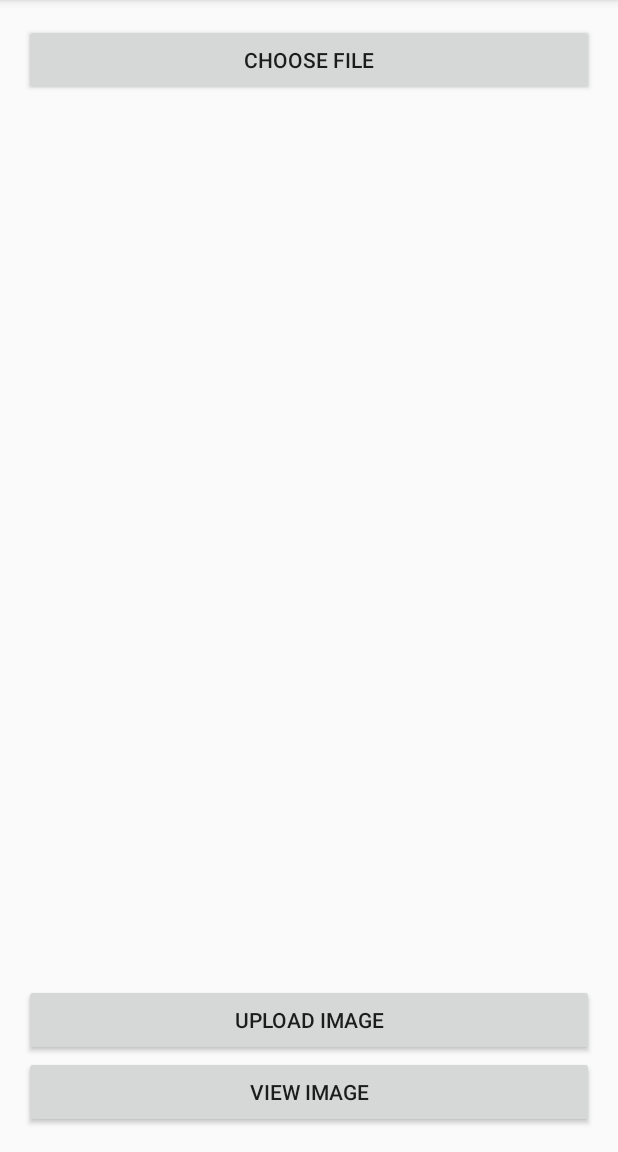
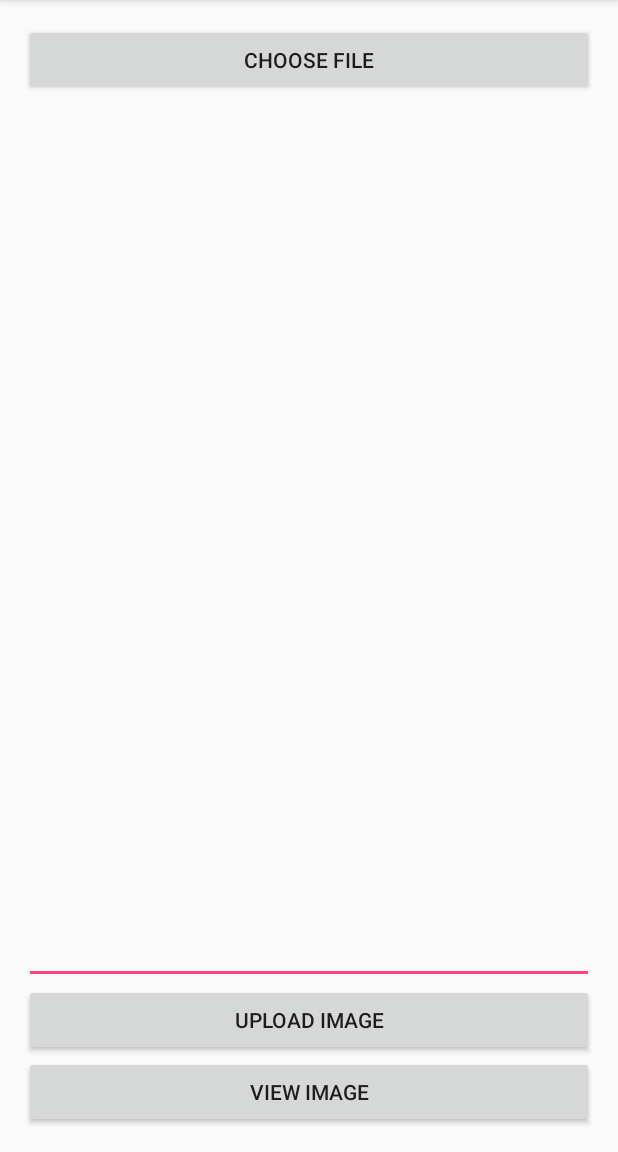
Before and after one commit to alsolanes/HCI_Android, an Android app: the screen it shows after launch (MainActivity), after a tap on "UPLOAD IMAGE", on a phone screen of 412 x 824 dp, the part 84-1236 px from its top. Run offline under Robolectric (Android 15) with nearby library versions, the phone set to English and light mode, and no system bars; 1 statement that could not run was skipped.

Commit message:
Comments showing in the map

```diff
--- a/KeepMyTown/app/src/main/java/project/hci/keepmytown/GetAlImages.java
+++ b/KeepMyTown/app/src/main/java/project/hci/keepmytown/GetAlImages.java
@@ -19,11 +19,13 @@ public class GetAlImages {
     public static double[] lats;
     public static double[] lngs;
     public static Bitmap[] bitmaps;
+    public static String[] cmnts;
 
     public static final String JSON_ARRAY="result";
     public static final String IMAGE_URL = "url";
     public static final String LAT = "lat";
     public static final String LNG = "lng";
+    public static final String CMNT = "cmnt";
     private String json;
     private JSONArray urls;
 
@@ -59,12 +61,14 @@ public class GetAlImages {
         imageURLs = new String[urls.length()];
         lats = new double[urls.length()];
         lngs = new double[urls.length()];
+        cmnts = new String[urls.length()];
         for(int i=0;i<urls.length();i++){
             imageURLs[i] = urls.getJSONObject(i).getString(IMAGE_URL);
             lats[i] = urls.getJSONObject(i).getDouble(LAT);
             lngs[i] = urls.getJSONObject(i).getDouble(LNG);
             JSONObject jsonObject = urls.getJSONObject(i);
             bitmaps[i]=getImage(jsonObject);
+            cmnts[i] = urls.getJSONObject(i).getString(CMNT);
         }
     }
 }
--- a/KeepMyTown/app/src/main/java/project/hci/keepmytown/MainActivity.java
+++ b/KeepMyTown/app/src/main/java/project/hci/keepmytown/MainActivity.java
@@ -27,6 +27,7 @@ import android.view.Menu;
 import android.view.MenuItem;
 import android.view.View;
 import android.widget.Button;
+import android.widget.EditText;
 import android.widget.ImageView;
 import android.widget.Toast;
 
@@ -45,6 +46,7 @@ public class MainActivity extends AppCompatActivity implements View.OnClickListe
     public static final String UPLOAD_KEY = "image";
     public static final String KEY_LAT = "lat";
     public static final String KEY_LNG = "lng";
+    public static final String KEY_CMNT = "cmnt";
     private int PICK_IMAGE_REQUEST = 1;
 
     private Button buttonChoose;
@@ -59,6 +61,7 @@ public class MainActivity extends AppCompatActivity implements View.OnClickListe
 
     private String provider;
     private double latitude, longitude;
+    private String cmntText;
 
     @Override
     protected void onCreate(Bundle savedInstanceState) {
@@ -147,6 +150,7 @@ public class MainActivity extends AppCompatActivity implements View.OnClickListe
                 // location info
                 data.put(KEY_LAT, String.valueOf(latitude));
                 data.put(KEY_LNG, String.valueOf(longitude));
+                data.put(KEY_CMNT, cmntText);
                 String result = rh.sendPostRequest(UPLOAD_URL,data);
 
                 return result;
@@ -166,6 +170,8 @@ public class MainActivity extends AppCompatActivity implements View.OnClickListe
         }
 
         if(v == buttonUpload){
+            EditText edt = (EditText)findViewById(R.id.cmntText);
+            cmntText = edt.getText().toString();
             uploadImage();
         }
 
--- a/KeepMyTown/app/src/main/res/layout/activity_main.xml
+++ b/KeepMyTown/app/src/main/res/layout/activity_main.xml
@@ -20,6 +20,12 @@
         android:id="@+id/imageView" />
 
 
+    <EditText
+        android:layout_width="match_parent"
+        android:layout_height="wrap_content"
+        android:id="@+id/cmntText"
+        android:layout_gravity="center_horizontal" />
+
     <Button
         android:layout_width="fill_parent"
         android:layout_height="wrap_content"
```
Also changed, not shown: KeepMyTown/app/src/main/java/project/hci/keepmytown/ImageListView.java (+10 -4 lines), KeepMyTown/app/src/main/res/layout/info_window_layout.xml (+7 -2 lines).
